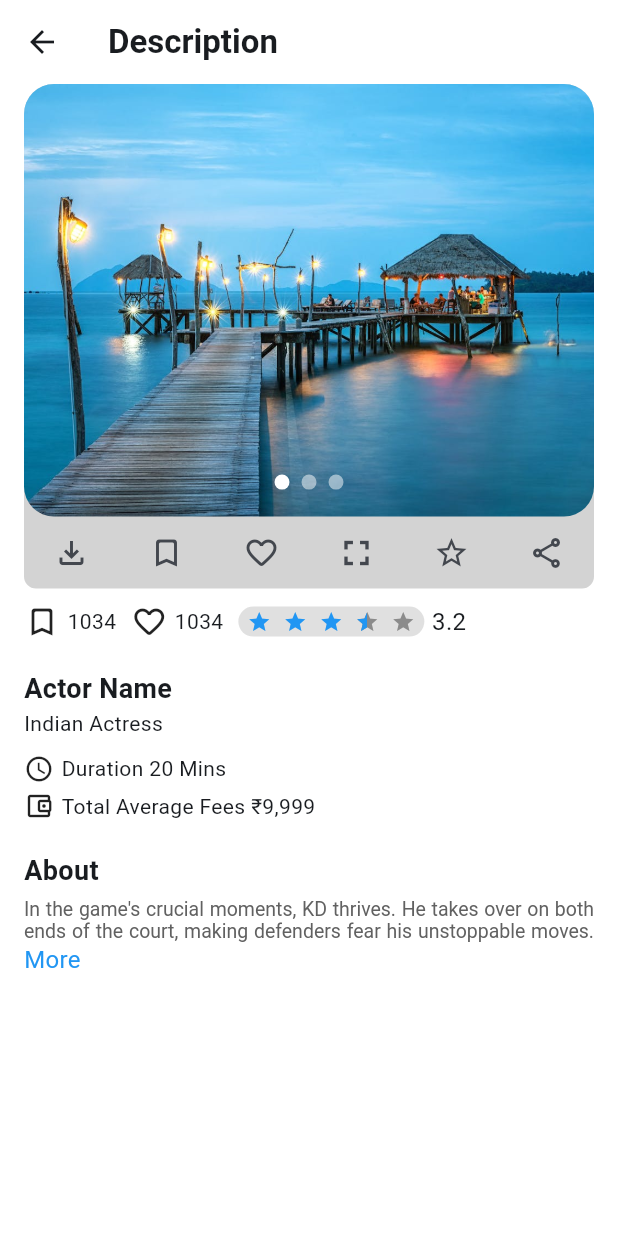
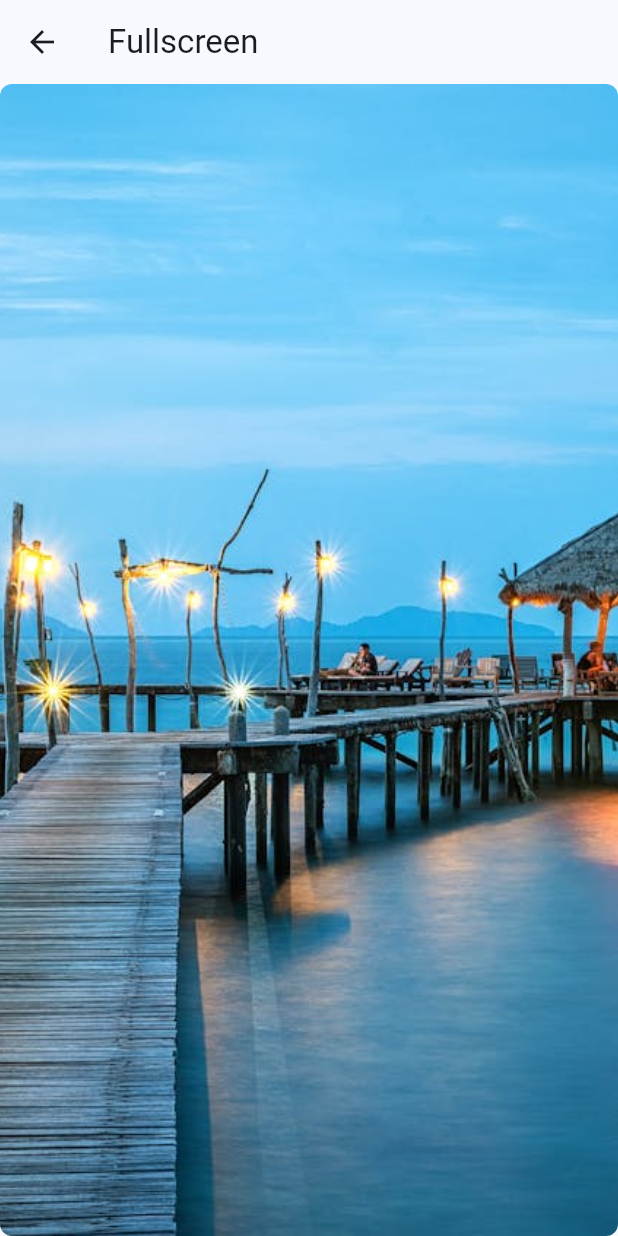
Before and after one commit to Ranjith-Kumar-47/flutter_development_task, a Flutter app: the DescriptionPage screen opened directly, after a tap on the "fullscreen" icon, on a phone screen of 412 x 824 dp. Run offline on Flutter 3.47's test engine with Material 3 defaults, Android fonts, the phone set to English and light mode, and no system bars; drawn by our look-alikes of carousel_slider, flutter_rating_bar; our stand-ins replace email_validator, flutter_svg, fluttertoast, share_plus.

Commit message:
fourth commit

```diff
--- /dev/null
+++ b/lib/model/media_query.dar.dart
@@ -0,0 +1,13 @@
+import 'package:flutter/cupertino.dart';
+
+class ScreenSizeConfig {
+  static late double screenWidth;
+  static late double screenHeight;
+
+  // Initialize the dimensions
+  static void init(BuildContext context) {
+    final mediaQueryData = MediaQuery.of(context);
+    screenWidth = mediaQueryData.size.width;
+    screenHeight = mediaQueryData.size.height;
+  }
+}
--- a/lib/screens/account_screen.dart
+++ b/lib/screens/account_screen.dart
@@ -1,12 +1,14 @@
 import 'package:flutter/material.dart';
 
 import '../constants/string_constants.dart';
+import '../model/media_query.dar.dart';
 
 class AccountScreen extends StatelessWidget {
   const AccountScreen({super.key});
 
   @override
   Widget build(BuildContext context) {
+    ScreenSizeConfig.init(context); // Initialize once
     return Scaffold(
       backgroundColor: Colors.white,
       appBar: AppBar(
--- a/lib/screens/dashboard_screen.dart
+++ b/lib/screens/dashboard_screen.dart
@@ -4,6 +4,8 @@ import 'package:flutter_development_task/screens/explore_screen.dart';
 import 'package:flutter_development_task/screens/home_screen.dart';
 import 'package:flutter_development_task/screens/meetup_screen.dart';
 import 'package:flutter_development_task/screens/project_screen.dart';
+
+import '../model/media_query.dar.dart';
 
 class DashboardPage extends StatefulWidget {
   @override
@@ -33,6 +35,7 @@ class _DashboardPageState extends State<DashboardPage> {
 
   @override
   Widget build(BuildContext context) {
+    ScreenSizeConfig.init(context); // Initialize once
     return Scaffold(
       body: IndexedStack(
         index: _selectedIndex, // Display the selected page
--- a/lib/screens/description_screen.dart
+++ b/lib/screens/description_screen.dart
@@ -2,10 +2,12 @@ import 'dart:developer';
 
 import 'package:carousel_slider/carousel_slider.dart'; // Add this package in pubspec.yaml
 import 'package:flutter/material.dart';
+import 'package:flutter_development_task/screens/full_screen.dart';
 import 'package:flutter_rating_bar/flutter_rating_bar.dart';
 import 'package:share_plus/share_plus.dart';
 
 import '../constants/string_constants.dart';
+import '../model/media_query.dar.dart';
 // import 'package:share/share.dart'; // Add the share package for sharing functionality
 
 class DescriptionPage extends StatefulWidget {
@@ -27,6 +29,8 @@ class _DescriptionPageState extends State<DescriptionPage> {
 
   @override
   Widget build(BuildContext context) {
+    ScreenSizeConfig.init(context); // Initialize once
+
     return Scaffold(
       backgroundColor: Colors.white,
       appBar: AppBar(
@@ -59,7 +63,7 @@ class _DescriptionPageState extends State<DescriptionPage> {
                         CarouselSlider(
                           carouselController: CarouselSliderController(),
                           options: CarouselOptions(
-                            height: MediaQuery.sizeOf(context).height * .35,
+                            height: ScreenSizeConfig.screenHeight * .35,
                             enableInfiniteScroll: true,
                             animateToClosest: true,
                             enlargeCenterPage: true,
@@ -86,11 +90,17 @@ class _DescriptionPageState extends State<DescriptionPage> {
                                 (item) => ClipRRect(
                                   borderRadius: BorderRadius.circular(20),
                                   child: Center(
-                                    child: Image.asset(
-                                      item,
-                                      width: MediaQuery.sizeOf(context).width,
-                                      height: MediaQuery.sizeOf(context).height * .35,
-                                      fit: BoxFit.cover,
+                                    child: Hero(
+                                      tag: 'hero-image',
+                                      child: ClipRRect(
+                                        borderRadius: BorderRadius.circular(8.0),
+                                        child: Image.asset(
+                                          item,
+                                          width: ScreenSizeConfig.screenWidth,
+                                          height: ScreenSizeConfig.screenHeight * .35,
+                                          fit: BoxFit.cover,
+                                        ),
+                                      ),
                                     ),
                                   ),
                                 ),
@@ -155,6 +165,12 @@ class _DescriptionPageState extends State<DescriptionPage> {
                           icon: const Icon(Icons.fullscreen, size: 28),
                           onPressed: () {
                             // Action for fullscreen button
+                            Navigator.push(
+                              context,
+                              MaterialPageRoute(
+                                builder: (context) => FullScreen(imagePath: 'assets/image_one.jpg'),
+                              ),
+                            );
                             log('Fullscreen pressed');
                           },
                         ),
--- a/lib/screens/explore_screen.dart
+++ b/lib/screens/explore_screen.dart
@@ -1,12 +1,14 @@
 import 'package:flutter/material.dart';
 
 import '../constants/string_constants.dart';
+import '../model/media_query.dar.dart';
 
 class ExploreScreen extends StatelessWidget {
   const ExploreScreen({super.key});
 
   @override
   Widget build(BuildContext context) {
+    ScreenSizeConfig.init(context); // Initialize once
     return Scaffold(
       appBar: AppBar(
         surfaceTintColor: Colors.white,
--- /dev/null
+++ b/lib/screens/full_screen.dart
@@ -0,0 +1,32 @@
+import 'package:flutter/material.dart';
+
+import '../model/media_query.dar.dart';
+
+class FullScreen extends StatelessWidget {
+  final String imagePath;
+
+  FullScreen({required this.imagePath});
+
+  @override
+  Widget build(BuildContext context) {
+    ScreenSizeConfig.init(context); // Initialize once
+
+    return Scaffold(
+      appBar: AppBar(title: const Text('Fullscreen')),
+      body: SafeArea(
+        child: Hero(
+          tag: 'hero-image',
+          child: ClipRRect(
+            borderRadius: BorderRadius.circular(8.0),
+            child: Image.asset(
+              imagePath,
+              fit: BoxFit.cover,
+              width: ScreenSizeConfig.screenWidth,
+              height: ScreenSizeConfig.screenHeight,
+            ),
+          ),
+        ),
+      ),
+    );
+  }
+}
--- a/lib/screens/home_screen.dart
+++ b/lib/screens/home_screen.dart
@@ -1,12 +1,14 @@
 import 'package:flutter/material.dart';
 
 import '../constants/string_constants.dart';
+import '../model/media_query.dar.dart';
 
 class HomeScreen extends StatelessWidget {
   const HomeScreen({super.key});
 
   @override
   Widget build(BuildContext context) {
+    ScreenSizeConfig.init(context); // Initialize once
     return Scaffold(
       appBar: AppBar(
         surfaceTintColor: Colors.white,
--- a/lib/screens/login_screen.dart
+++ b/lib/screens/login_screen.dart
@@ -7,6 +7,8 @@ import 'package:flutter_development_task/constants/string_constants.dart';
 import 'package:flutter_development_task/global_fun.dart';
 import 'package:flutter_development_task/screens/dashboard_screen.dart';
 import 'package:flutter_svg/svg.dart';
+
+import '../model/media_query.dar.dart';
 
 class LoginPage extends StatefulWidget {
   const LoginPage({super.key});
@@ -24,6 +26,8 @@ class LoginPageState extends State<LoginPage> {
 
   @override
   Widget build(BuildContext context) {
+    ScreenSizeConfig.init(context); // Initialize once
+
     return Scaffold(
       backgroundColor: Colors.white,
       appBar: AppBar(
--- a/lib/screens/project_screen.dart
+++ b/lib/screens/project_screen.dart
@@ -1,12 +1,14 @@
 import 'package:flutter/material.dart';
 
 import '../constants/string_constants.dart';
+import '../model/media_query.dar.dart';
 
 class ProjectScreen extends StatelessWidget {
   const ProjectScreen({super.key});
 
   @override
   Widget build(BuildContext context) {
+    ScreenSizeConfig.init(context); // Initialize once
     return Scaffold(
       appBar: AppBar(
         surfaceTintColor: Colors.white,
```
Also changed, not shown: lib/main.dart (+5 -2 lines), lib/screens/meetup_screen.dart (+83 -80 lines).
